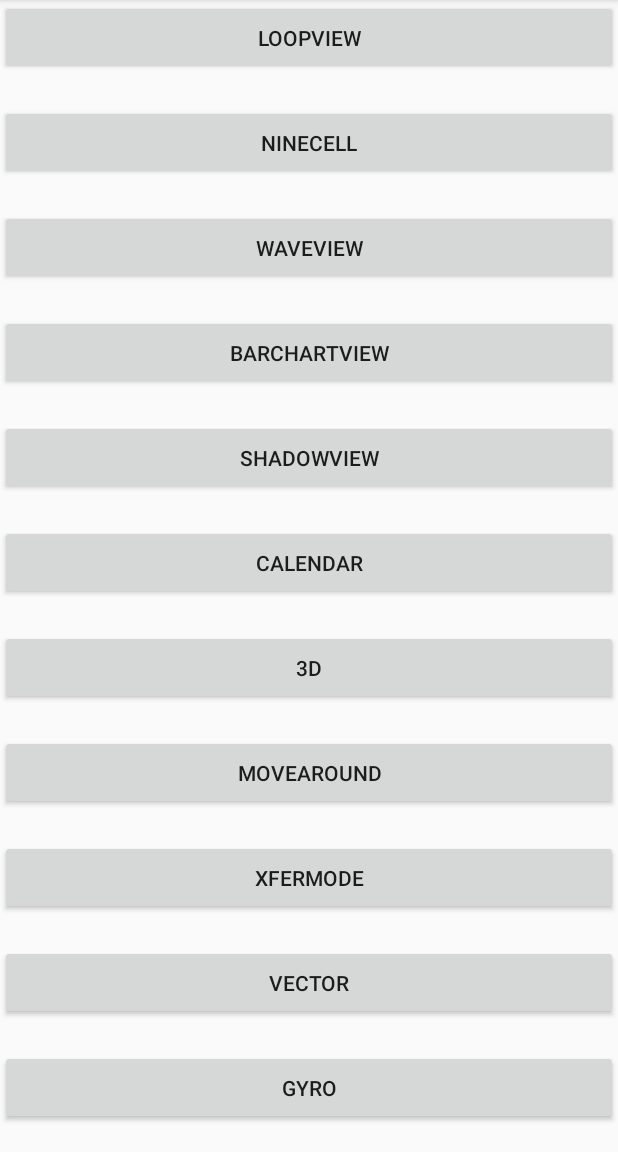
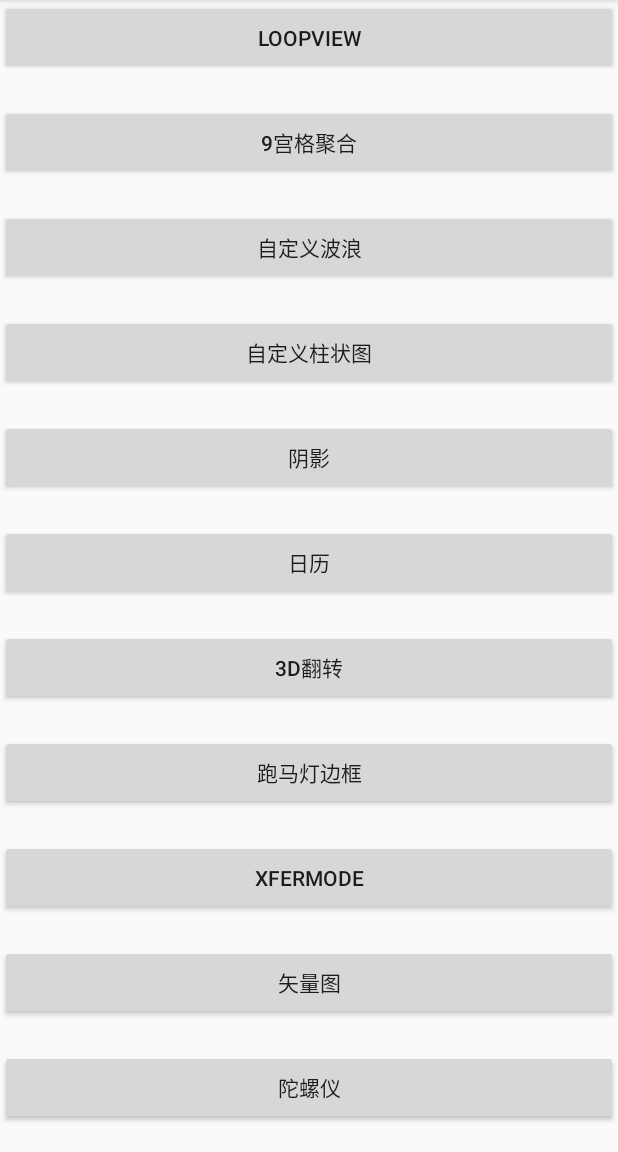
Before and after one commit to NicoleCN/CustomView, an Android app: the screen it shows after launch (MainActivity), on a phone screen of 412 x 824 dp, the part 84-1236 px from its top. Run offline under Robolectric (Android 15) with nearby library versions, the phone set to English and light mode, and no system bars.

Commit message:
增加方格验证码(总共滑动,排序,方格输入)

```diff
--- a/app/src/main/AndroidManifest.xml
+++ b/app/src/main/AndroidManifest.xml
@@ -57,6 +57,9 @@
         <activity
             android:name=".autotest.AutoTestActivity"
             android:screenOrientation="portrait" />
+        <activity
+            android:name=".verify.VerifyActivity"
+            android:screenOrientation="portrait" />
     </application>
 
 </manifest>
--- a/app/src/main/java/com/example/customview/MainActivity.java
+++ b/app/src/main/java/com/example/customview/MainActivity.java
@@ -15,6 +15,7 @@ import com.example.customview.movearoundlayout.MoveAroundActivity;
 import com.example.customview.ninepicture.NineCellActivity;
 import com.example.customview.shadow.ShadowActivity;
 import com.example.customview.threed.ThreeDActivity;
+import com.example.customview.verify.VerifyActivity;
 import com.example.customview.xfermode.XFerModeActivity;
 
 public class MainActivity extends BaseActivity {
@@ -71,4 +72,8 @@ public class MainActivity extends BaseActivity {
     public void autoTest(View view) {
         startAct(AutoTestActivity.class);
     }
+
+    public void verifyCode(View view) {
+        startAct(VerifyActivity.class);
+    }
 }
--- a/app/src/main/res/layout/activity_main.xml
+++ b/app/src/main/res/layout/activity_main.xml
@@ -21,49 +21,49 @@
             android:layout_height="50dp"
             android:layout_marginTop="20dp"
             android:onClick="goToNineCell"
-            android:text="nineCell" />
+            android:text="9宫格聚合" />
 
         <Button
             android:layout_width="match_parent"
             android:layout_height="50dp"
             android:layout_marginTop="20dp"
             android:onClick="goToWaveView"
-            android:text="waveView" />
+            android:text="自定义波浪" />
 
         <Button
             android:layout_width="match_parent"
             android:layout_height="50dp"
             android:layout_marginTop="20dp"
             android:onClick="goToBarChartView"
-            android:text="barChartView" />
+            android:text="自定义柱状图" />
 
         <Button
             android:layout_width="match_parent"
             android:layout_height="50dp"
             android:layout_marginTop="20dp"
             android:onClick="goToShadowView"
-            android:text="shadowView" />
+            android:text="阴影" />
 
         <Button
             android:layout_width="match_parent"
             android:layout_height="50dp"
             android:layout_marginTop="20dp"
             android:onClick="goToCalendar"
-            android:text="calendar" />
+            android:text="日历" />
 
         <Button
             android:layout_width="match_parent"
             android:layout_height="50dp"
             android:layout_marginTop="20dp"
             android:onClick="goTo3D"
-            android:text="3D" />
+            android:text="3D翻转" />
 
         <Button
             android:layout_width="match_parent"
             android:layout_height="50dp"
             android:layout_marginTop="20dp"
             android:onClick="goToMoveAround"
-            android:text="MoveAround" />
+            android:text="跑马灯边框" />
 
         <Button
             android:layout_width="match_parent"
@@ -77,21 +77,28 @@
             android:layout_height="50dp"
             android:layout_marginTop="20dp"
             android:onClick="goToVector"
-            android:text="Vector" />
+            android:text="矢量图" />
 
         <Button
             android:layout_width="match_parent"
             android:layout_height="50dp"
             android:layout_marginTop="20dp"
             android:onClick="goToGyro"
-            android:text="gyro" />
+            android:text="陀螺仪" />
 
         <Button
             android:layout_width="match_parent"
             android:layout_height="50dp"
             android:layout_marginTop="20dp"
             android:onClick="autoTest"
-            android:text="AutoTest" />
+            android:text="自动化测试" />
+
+        <Button
+            android:layout_width="match_parent"
+            android:layout_height="50dp"
+            android:layout_marginTop="20dp"
+            android:onClick="verifyCode"
+            android:text="验证码" />
 
     </LinearLayout>
 
```
Also changed, not shown: app/src/main/java/com/example/customview/verify/SmsVerifyView.java (added, +225 -0 lines), app/src/main/java/com/example/customview/verify/VerifyActivity.java (added, +18 -0 lines), app/src/main/java/com/example/customview/verify/VerifyUtil.java (added, +19 -0 lines), app/src/main/res/layout/activity_verify.xml (added, +13 -0 lines).
